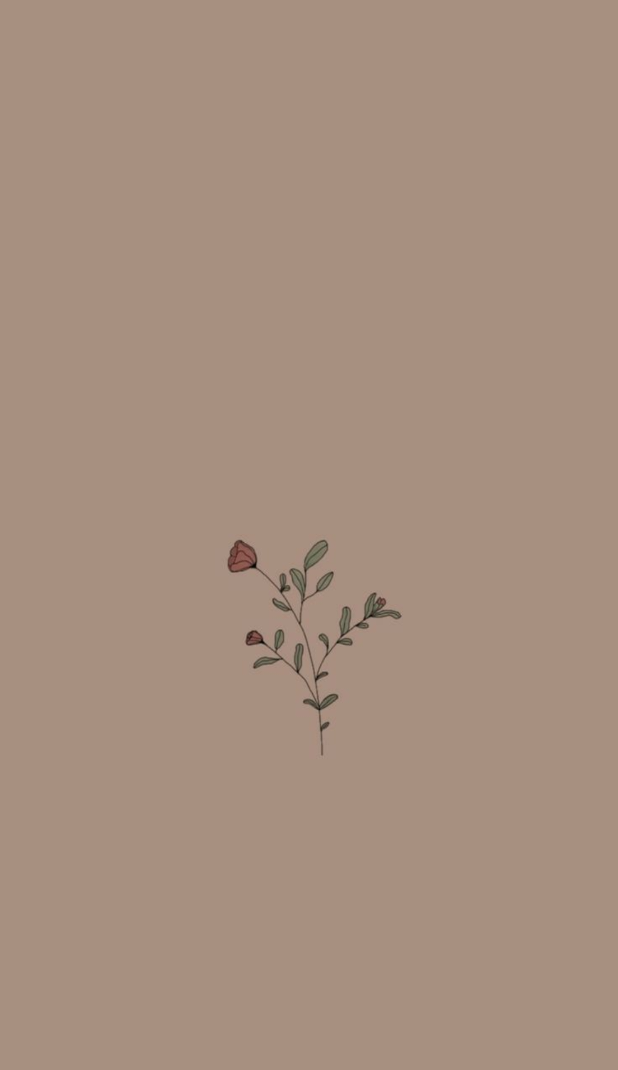
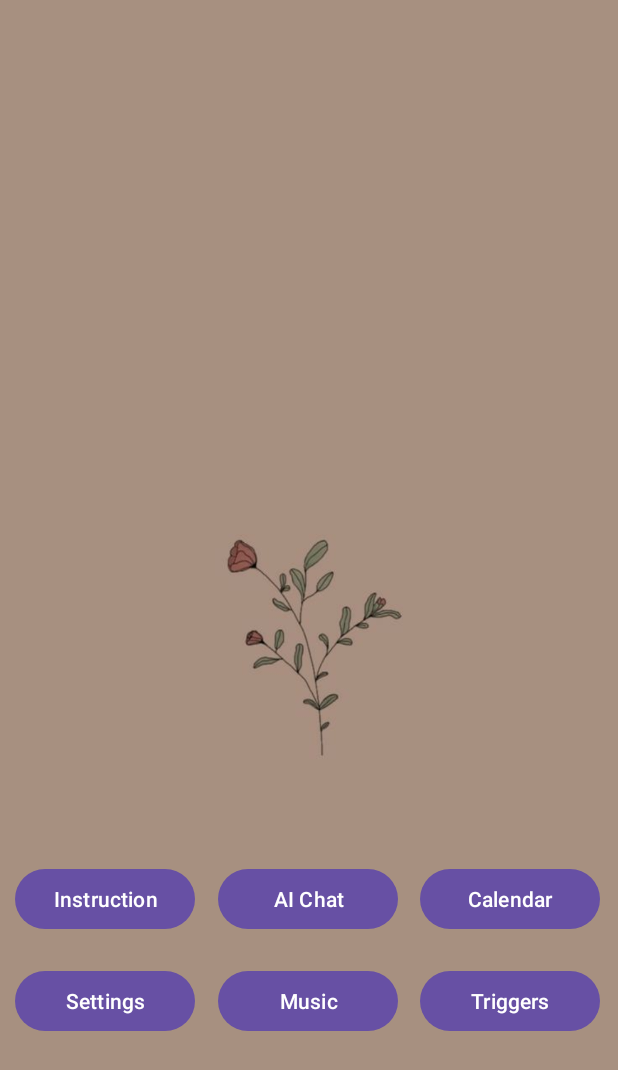
Before and after one commit to katoki001/FeelSyncApp, an Android app: the layout activity_main.xml on its own in the app's theme, with its tools: preview values and no code run, on a phone screen of 412 x 824 dp. Shown: the top 1070 px of the screen. Run offline under Robolectric (Android 15) with nearby library versions, the phone set to English and light mode, and no system bars.

Commit message:
changes in xml's

```diff
--- a/app/build.gradle.kts
+++ b/app/build.gradle.kts
@@ -42,4 +42,8 @@ dependencies {
     androidTestImplementation("androidx.test.ext:junit:1.1.5")
     androidTestImplementation("androidx.test.espresso:espresso-core:3.5.1")
     implementation("com.google.firebase:firebase-auth:23.1.0")
+    implementation("com.google.firebase:firebase-database:20.3.3")
+    implementation("com.google.firebase:firebase-auth:22.1.0")
+    implementation("androidx.recyclerview:recyclerview:1.3.1")
+
 }
--- a/app/src/main/res/layout/activity_main.xml
+++ b/app/src/main/res/layout/activity_main.xml
@@ -1,10 +1,71 @@
 <?xml version="1.0" encoding="utf-8"?>
-<androidx.constraintlayout.widget.ConstraintLayout xmlns:android="http://schemas.android.com/apk/res/android"
+<RelativeLayout xmlns:android="http://schemas.android.com/apk/res/android"
     xmlns:tools="http://schemas.android.com/tools"
     android:layout_width="match_parent"
     android:layout_height="match_parent"
     android:background="@drawable/sign3">
 
 
+    <Button
+        android:id="@+id/Instructionbtn"
+        android:layout_width="120dp"
+        android:layout_height="wrap_content"
+        android:text="Instruction"
+        android:layout_marginTop="575dp"
+        android:layout_marginLeft="10dp"
+        tools:layout_editor_absoluteX="30dp"
+        tools:layout_editor_absoluteY="120dp" />
 
-</androidx.constraintlayout.widget.ConstraintLayout>
+    <Button
+        android:id="@+id/Setingsbtn"
+        android:layout_width="120dp"
+        android:layout_height="wrap_content"
+        android:text="Settings"
+        android:layout_below="@id/Instructionbtn"
+        android:layout_marginTop="20dp"
+        android:layout_marginLeft="10dp"
+        tools:layout_editor_absoluteX="30dp"
+        tools:layout_editor_absoluteY="120dp" />
+
+    <Button
+        android:id="@+id/Aibtn"
+        android:layout_width="120dp"
+        android:layout_height="wrap_content"
+        android:layout_marginLeft="145dp"
+        android:layout_marginTop="575dp"
+        android:text="AI Chat"
+        tools:layout_editor_absoluteX="30dp"
+        tools:layout_editor_absoluteY="174dp" />
+
+    <Button
+        android:id="@+id/Calendarbtn"
+        android:layout_width="120dp"
+        android:layout_height="wrap_content"
+        android:text="Calendar"
+        android:layout_marginTop="575dp"
+        android:layout_marginLeft="280dp"
+        tools:layout_editor_absoluteX="30dp"
+        tools:layout_editor_absoluteY="30dp" />
+
+    <Button
+        android:id="@+id/Musicbtn"
+        android:layout_width="120dp"
+        android:layout_height="wrap_content"
+        android:layout_below="@id/Aibtn"
+        android:layout_marginLeft="145dp"
+        android:layout_marginTop="20dp"
+        android:text="Music"
+        tools:layout_editor_absoluteX="30dp"
+        tools:layout_editor_absoluteY="30dp" />
+
+    <Button
+        android:id="@+id/Trigerbtn"
+        android:layout_width="120dp"
+        android:layout_height="wrap_content"
+        android:layout_below="@id/Calendarbtn"
+        android:layout_marginLeft="280dp"
+        android:layout_marginTop="20dp"
+        android:text="Triggers"
+        tools:layout_editor_absoluteX="30dp"
+        tools:layout_editor_absoluteY="30dp" />
+</RelativeLayout>
--- a/app/src/main/res/mipmap-anydpi-v26/ic_launcher.xml
+++ b/app/src/main/res/mipmap-anydpi-v26/ic_launcher.xml
@@ -1,6 +1,4 @@
 <?xml version="1.0" encoding="utf-8"?>
 <adaptive-icon xmlns:android="http://schemas.android.com/apk/res/android">
-    <background android:drawable="@drawable/ic_launcher_background" />
-    <foreground android:drawable="@drawable/ic_launcher_foreground" />
-    <monochrome android:drawable="@drawable/ic_launcher_foreground" />
+    <background android:drawable="@drawable/icon"/>
 </adaptive-icon>
--- a/app/src/main/res/values/colors.xml
+++ b/app/src/main/res/values/colors.xml
@@ -2,4 +2,8 @@
 <resources>
     <color name="black">#FF000000</color>
     <color name="white">#FFFFFFFF</color>
+    <color name="dark_brown">#635147</color>
+    <color name="cherry">#990F02</color>
+    <color name="grren_navy">#25330F</color>
+    <color name="cherry">#990F02</color>
 </resources>
--- a/build.gradle.kts
+++ b/build.gradle.kts
@@ -7,5 +7,6 @@ buildscript {
         classpath(libs.gradle) // Or your Gradle version
         classpath(libs.google.services) // Add this line
         classpath("com.google.gms:google-services:4.4.2")
+
     }
 }
```
Also changed, not shown: app/src/main/res/drawable/ic_add_circle.xml (added, +10 -0 lines), app/src/main/res/drawable/ic_calendar.xml (added, +10 -0 lines), app/src/main/res/drawable/save_button.xml (added, +10 -0 lines), app/src/main/res/drawable/upload_button.xml (added, +10 -0 lines), app/src/main/res/layout/activity_add_note.xml (added, +114 -0 lines), app/src/main/res/layout/activity_calendar.xml (added, +65 -0 lines), app/src/main/res/drawable/icon.webp (added), 2 other files.
